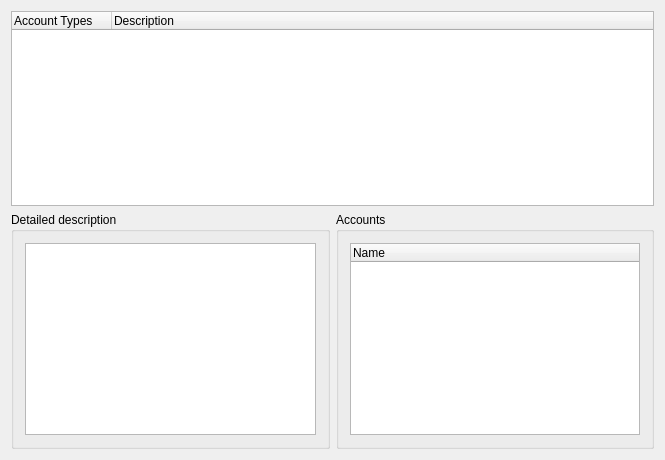
KDE/kmymoney, file kmymoney/widgets/kaccounttemplateselector.ui: the form before one commit.
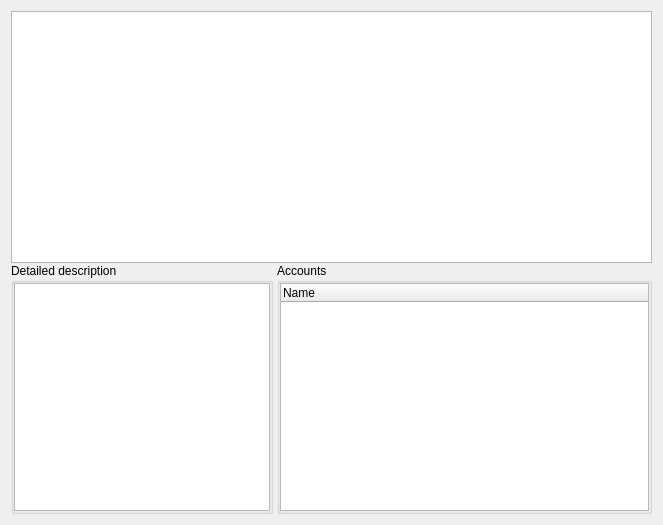
The form after the commit. Custom widgets are drawn as their Qt base class.

```diff
--- a/kmymoney/widgets/kaccounttemplateselector.ui
+++ b/kmymoney/widgets/kaccounttemplateselector.ui
@@ -6,33 +6,46 @@
    <rect>
     <x>0</x>
     <y>0</y>
-    <width>665</width>
-    <height>460</height>
+    <width>663</width>
+    <height>525</height>
    </rect>
   </property>
-  <layout class="QGridLayout" name="gridLayout_3">
-   <item row="0" column="0">
-    <widget class="QTreeWidget" name="m_groupList">
-     <column>
-      <property name="text">
-       <string>Account Types</string>
-      </property>
-     </column>
-     <column>
-      <property name="text">
-       <string>Description</string>
-      </property>
-     </column>
-    </widget>
-   </item>
+  <layout class="QGridLayout" name="gridLayout_3" rowstretch="0,0">
+   <property name="verticalSpacing">
+    <number>0</number>
+   </property>
    <item row="1" column="0">
-    <layout class="QHBoxLayout" name="horizontalLayout">
+    <layout class="QHBoxLayout" name="horizontalLayout" stretch="0,5">
+     <property name="spacing">
+      <number>4</number>
+     </property>
      <item>
       <widget class="QGroupBox" name="groupBox">
+       <property name="sizePolicy">
+        <sizepolicy hsizetype="Preferred" vsizetype="Preferred">
+         <horstretch>0</horstretch>
+         <verstretch>0</verstretch>
+        </sizepolicy>
+       </property>
        <property name="title">
         <string>Detailed description</string>
        </property>
        <layout class="QVBoxLayout" name="verticalLayout">
+        <property name="spacing">
+         <number>0</number>
+        </property>
+        <property name="leftMargin">
+         <number>0</number>
+        </property>
+        <property name="topMargin">
+         <number>0</number>
+        </property>
+        <property name="rightMargin">
+         <number>0</number>
+        </property>
+        <property name="bottomMargin">
+         <number>0</number>
+        </property>
         <item>
          <widget class="KTextEdit" name="m_description">
           <property name="sizePolicy">
@@ -44,6 +57,13 @@
           <property name="readOnly">
            <bool>true</bool>
           </property>
+          <property name="html">
+           <string>&lt;!DOCTYPE HTML PUBLIC &quot;-//W3C//DTD HTML 4.0//EN&quot; &quot;http://www.w3.org/TR/REC-html40/strict.dtd&quot;&gt;
+&lt;html&gt;&lt;head&gt;&lt;meta name=&quot;qrichtext&quot; content=&quot;1&quot; /&gt;&lt;style type=&quot;text/css&quot;&gt;
+p, li { white-space: pre-wrap; }
+&lt;/style&gt;&lt;/head&gt;&lt;body style=&quot; font-family:'Noto Sans'; font-size:10pt; font-weight:400; font-style:normal;&quot;&gt;
+&lt;p style=&quot;-qt-paragraph-type:empty; margin-top:0px; margin-bottom:0px; margin-left:0px; margin-right:0px; -qt-block-indent:0; text-indent:0px;&quot;&gt;&lt;br /&gt;&lt;/p&gt;&lt;/body&gt;&lt;/html&gt;</string>
+          </property>
          </widget>
         </item>
        </layout>
@@ -55,6 +75,21 @@
         <string>Accounts</string>
        </property>
        <layout class="QVBoxLayout" name="verticalLayout_2">
+        <property name="spacing">
+         <number>0</number>
+        </property>
+        <property name="leftMargin">
+         <number>0</number>
+        </property>
+        <property name="topMargin">
+         <number>0</number>
+        </property>
+        <property name="rightMargin">
+         <number>0</number>
+        </property>
+        <property name="bottomMargin">
+         <number>0</number>
+        </property>
         <item>
          <widget class="QTreeWidget" name="m_accountList">
           <column>
@@ -69,6 +104,16 @@
      </item>
     </layout>
    </item>
+   <item row="0" column="0">
+    <widget class="QTreeView" name="m_groupList">
+     <property name="minimumSize">
+      <size>
+       <width>20</width>
+       <height>0</height>
+      </size>
+     </property>
+    </widget>
+   </item>
   </layout>
  </widget>
  <layoutdefault spacing="6" margin="11"/>
```
